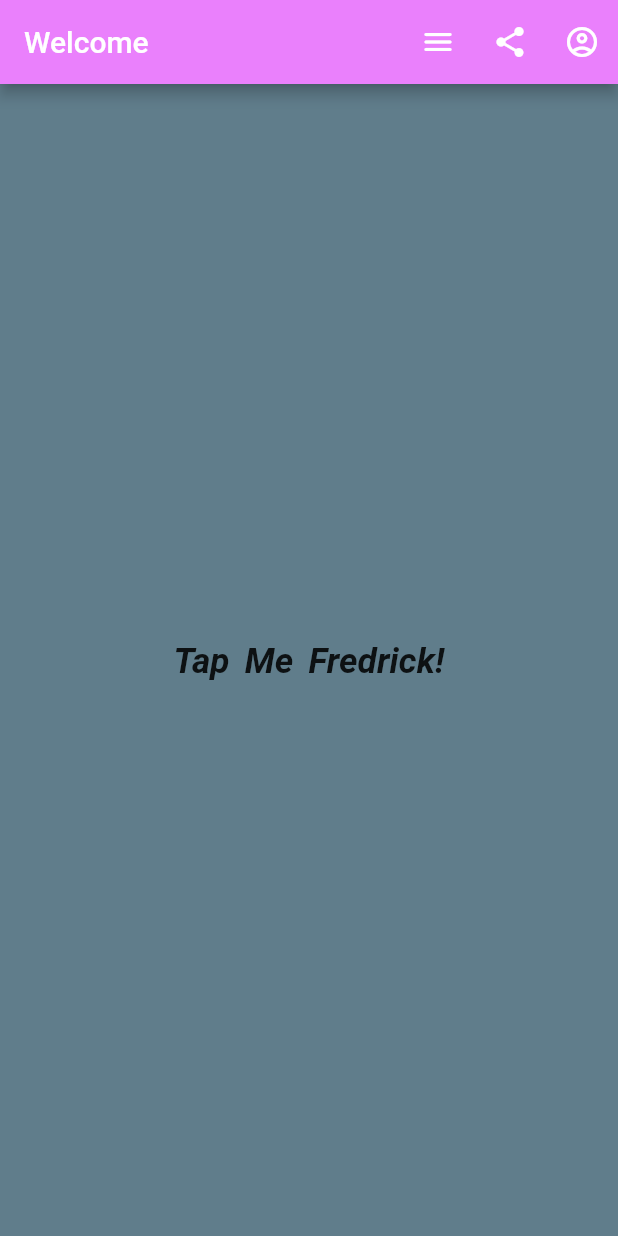
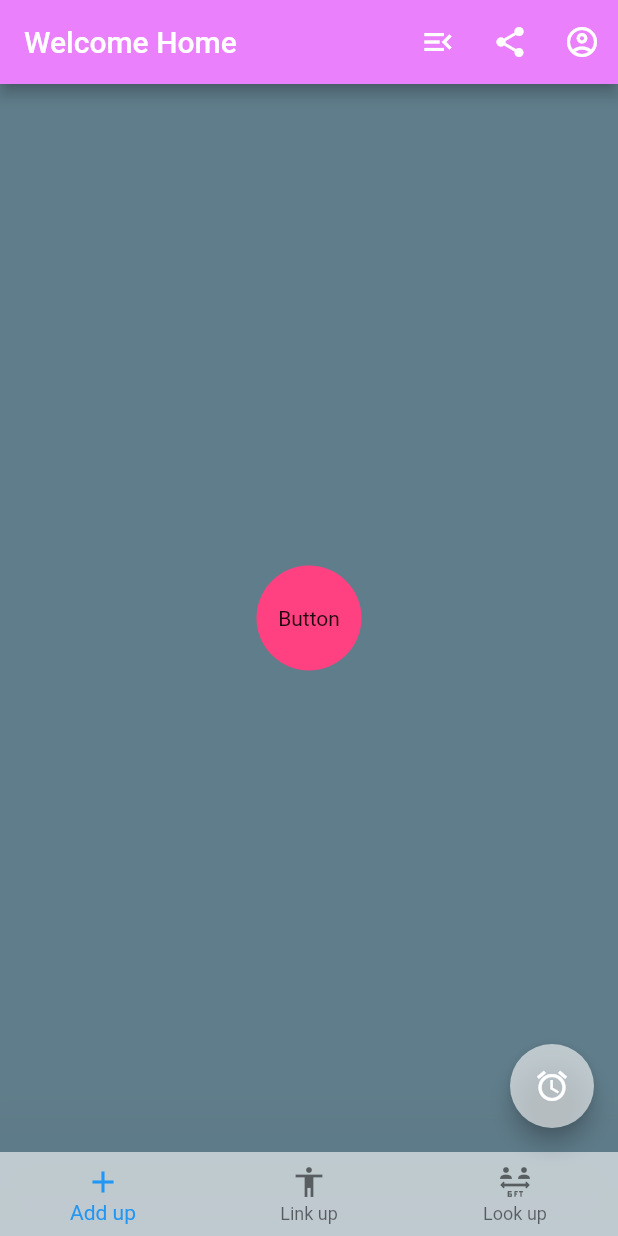
Before and after one commit to REBjr13/flutterpractice, a Flutter app: the screen it shows after launch, on a phone screen of 412 x 824 dp. Run offline on Flutter 3.47's test engine with Material 2 defaults, Android fonts, the phone set to English and light mode, and no system bars.

Commit message:
More lessos on Flutter

```diff
--- a/lib/ui/home..dart
+++ b/lib/ui/home..dart
@@ -1,3 +1,5 @@
+
+
 import 'package:flutter/material.dart';
 
 class ScaffoldExample extends StatelessWidget {
@@ -5,10 +7,10 @@ class ScaffoldExample extends StatelessWidget {
   Widget build(BuildContext context) {
     return Scaffold(
       appBar: AppBar(
-        title: Text("Welcome"),
-        actions: [
+        title: Text("Welcome Home"),
+        actions: <Widget>[
           IconButton(
-              icon: Icon(Icons.menu_rounded),
+              icon: Icon(Icons.menu_open_sharp),
               onPressed: () => debugPrint("button tapped")),
           IconButton(
               icon: Icon(Icons.share),
@@ -20,31 +22,99 @@ class ScaffoldExample extends StatelessWidget {
         centerTitle: false,
         backgroundColor: Colors.purpleAccent.shade100,
       ),
+
+      floatingActionButton: FloatingActionButton(
+
+        backgroundColor: Colors.white60,
+          child: Icon(Icons.access_alarm_outlined),
+
+          onPressed: (){
+    final snackBar = SnackBar(
+    content: Text("Floating Action!"),
+    backgroundColor: Colors.blue,
+    );
+
+    ScaffoldMessenger.of(context).showSnackBar(snackBar);
+    },
+
+      ),
+
+      bottomNavigationBar: BottomNavigationBar(items: [
+        BottomNavigationBarItem(icon: Icon(Icons.add), label: "Add up" ),
+        BottomNavigationBarItem(icon: Icon(Icons.accessibility), label: "Link up"),
+        BottomNavigationBarItem(icon: Icon(Icons.six_ft_apart_rounded), label: "Look up"),
+      ],
+      backgroundColor: Colors.white60,
+      onTap: (int i){
+    final snackBar = SnackBar(
+    content: Text("Welcome"),
+    backgroundColor: Colors.blue,
+    );
+
+    ScaffoldMessenger.of(context).showSnackBar(snackBar);
+
+    debugPrint("Welcome: $i");
+    },
+
+
+      elevation: 100.0,
+      ),
       backgroundColor: Colors.blueGrey,
       body: Container(
         alignment: Alignment.center,
         child: Column(
           mainAxisAlignment: MainAxisAlignment.center,
           children: [
-            InkWell(
-              child: Text(
-                "Tap Me Fredrick!",
-                textDirection: TextDirection.ltr,
-                style: TextStyle(
-                  wordSpacing: 4.3,
-                  fontWeight: FontWeight.bold,
-                  fontSize: 23.4,
-                  fontStyle: FontStyle.italic,
-                ),
-              ),
-              onTap: () => debugPrint('true'),
-            )
+            CustomButton(),
+            // InkWell(
+            //   child: Text(
+            //     "Tap Me Fredrick!",
+            //     textDirection: TextDirection.ltr,
+            //     style: TextStyle(
+            //       wordSpacing: 4.3,
+            //       fontWeight: FontWeight.bold,
+            //       fontSize: 23.4,
+            //       fontStyle: FontStyle.italic,
+            //     ),
+            //   ),
+            //   onTap: () => debugPrint('true'),
+            //   onLongPress: () => debugPrint('False'),
+            // )
           ],
         ),
       ),
     );
   }
 }
+
+class CustomButton extends StatelessWidget {
+
+  @override
+  Widget build(BuildContext context) {
+    return GestureDetector(
+    onTap: (){
+      final snackBar = SnackBar(
+        content: Text("How are you!"),
+      backgroundColor: Colors.blue,
+      );
+
+      ScaffoldMessenger.of(context).showSnackBar(snackBar);
+    },
+
+      child: Container(
+        height: 70, width: 70,
+        alignment: AlignmentDirectional.center,
+        padding: EdgeInsets.all(10.0),
+        decoration: BoxDecoration(
+          color: Colors.pinkAccent,
+          borderRadius: BorderRadius.circular(200.0),
+        ),
+        child: Text('Button'),
+      ),
+    );
+  }
+}
+
 
 class Home extends StatelessWidget {
   @override
```
Also changed, not shown: lib/main.dart (line endings or trailing spaces).
